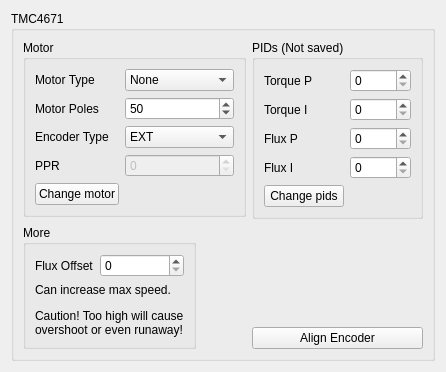
First picture: the form in res/tmc4671_ui.ui, repository Ultrawipf/OpenFFBoard-configurator, before the edit.
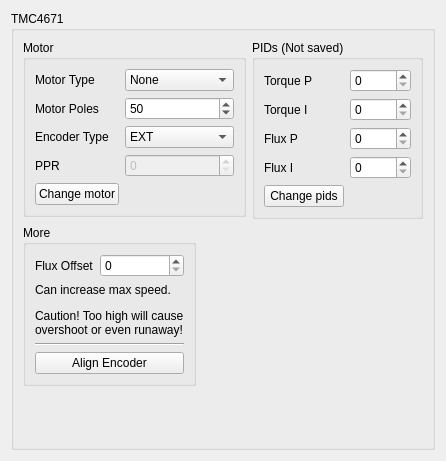
Second picture: the form after the edit.

The edit to the form file:
```diff
--- a/res/tmc4671_ui.ui
+++ b/res/tmc4671_ui.ui
@@ -7,7 +7,7 @@
     <x>0</x>
     <y>0</y>
     <width>446</width>
-    <height>356</height>
+    <height>461</height>
    </rect>
   </property>
   <property name="windowTitle">
@@ -256,15 +256,35 @@
            </property>
           </widget>
          </item>
+         <item row="2" column="0" colspan="2">
+          <widget class="Line" name="line">
+           <property name="orientation">
+            <enum>Qt::Horizontal</enum>
+           </property>
+          </widget>
+         </item>
+         <item row="3" column="0" colspan="2">
+          <widget class="QPushButton" name="pushButton_align">
+           <property name="text">
+            <string>Align Encoder</string>
+           </property>
+          </widget>
+         </item>
         </layout>
        </widget>
       </item>
-      <item row="3" column="3" alignment="Qt::AlignBottom">
-       <widget class="QPushButton" name="pushButton_align">
-        <property name="text">
-         <string>Align Encoder</string>
+      <item row="4" column="0">
+       <spacer name="verticalSpacer">
+        <property name="orientation">
+         <enum>Qt::Vertical</enum>
         </property>
-       </widget>
+        <property name="sizeHint" stdset="0">
+         <size>
+          <width>20</width>
+          <height>40</height>
+         </size>
+        </property>
+       </spacer>
       </item>
      </layout>
     </widget>
```
Left out of the diff: 188 changed lines with no effect on the pictures.
